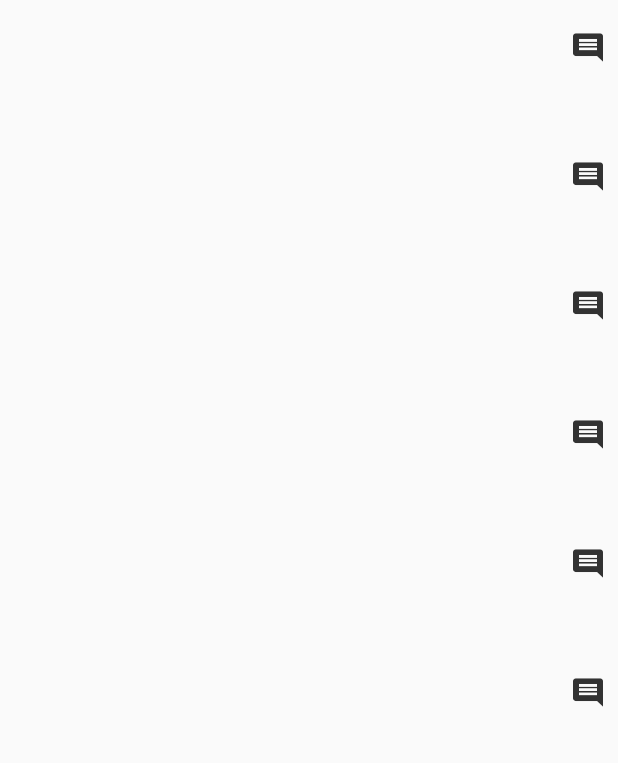
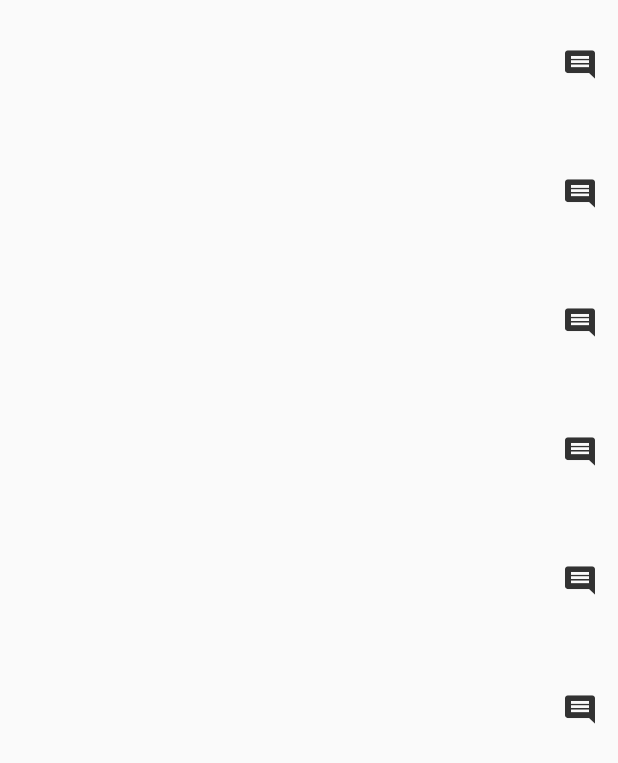
Before and after one commit to NyCko93/MoodTracker, an Android app: the layout activity_history.xml on its own in the app's theme, with its tools: preview values and no code run, on a phone screen of 412 x 824 dp. Shown: the top 763 px of the screen. Run offline under Robolectric (Android 15) with nearby library versions, the phone set to English and light mode, and no system bars.

```diff
--- a/app/src/main/res/layout/recycler_view_item.xml
+++ b/app/src/main/res/layout/recycler_view_item.xml
@@ -12,7 +12,7 @@
         android:id="@+id/text_view"
         android:layout_width="match_parent"
         android:layout_height="86dp"
-        android:contentDescription="@string/days"/>
+        android:contentDescription="@string/days" />
 
     <ImageButton
         android:id="@+id/btn_comment_item"
@@ -21,13 +21,12 @@
         android:layout_alignParentTop="true"
         android:layout_alignParentEnd="true"
         android:layout_alignParentRight="true"
-        android:layout_marginTop="22dp"
-        android:layout_marginEnd="10dp"
+        android:layout_marginTop="33dp"
+        android:layout_marginEnd="15dp"
         android:layout_marginRight="10dp"
+        android:background="@android:color/transparent"
         android:contentDescription="@string/comment"
-        android:src="@drawable/ic_comment_black_48px"
-        android:background="@android:color/transparent"
-        />
+        android:src="@drawable/ic_comment_black_48px" />
 
 
 </RelativeLayout>
--- a/app/src/main/res/values/strings.xml
+++ b/app/src/main/res/values/strings.xml
@@ -1,6 +1,6 @@
 <resources>
 
-    <string name="app_name">MoodTracker by NyCko</string>
+    <string name="app_name">MoodTracker</string>
     <string name="days">days</string>
     <string name="comment">comment</string>
 </resources>
```
Also changed, not shown: app/src/main/java/com/example/moodtracker/Controller/MainActivity.java (+6 -16 lines), app/src/main/java/com/example/moodtracker/Model/SaveHelper.java (+3 -12 lines), app/src/main/java/com/example/moodtracker/View/MyAdapter.java (+5 -16 lines).
